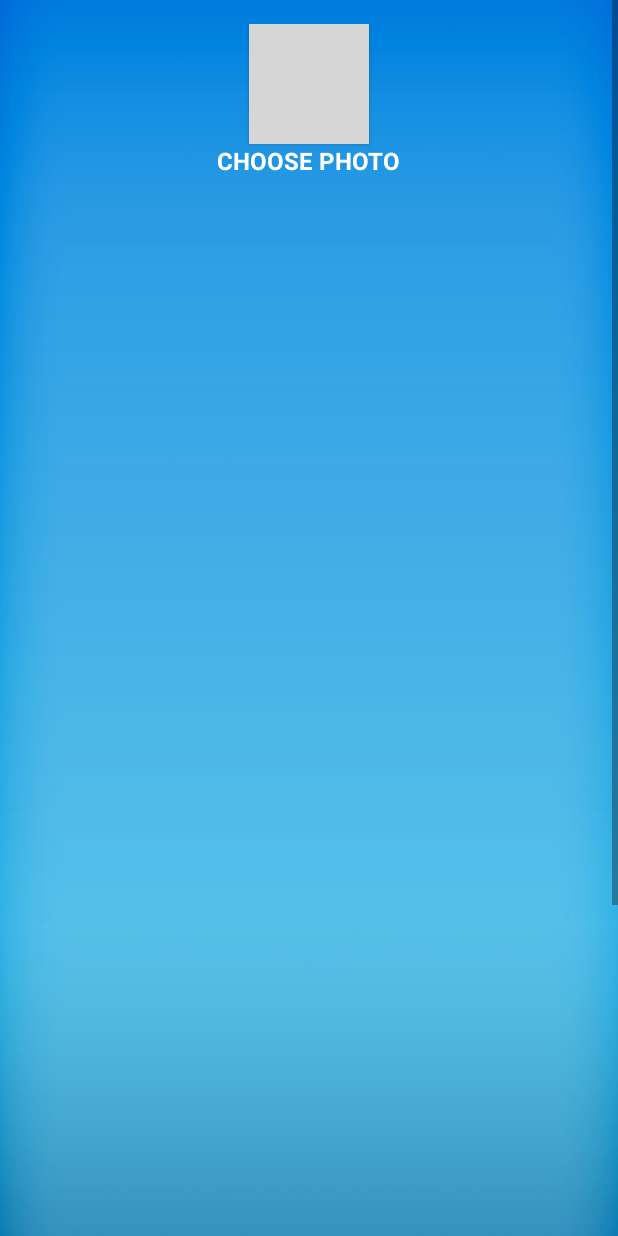
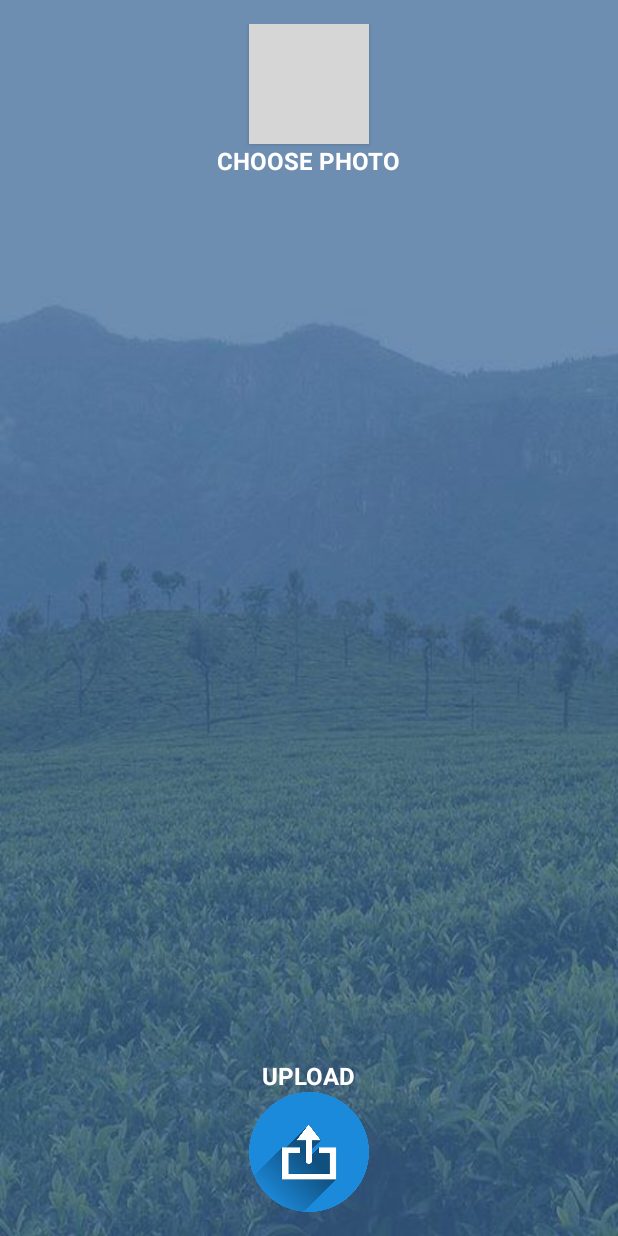
Before and after one commit to shifona1/Connecting-Dots, an Android app: the Upload_Image screen opened directly, with no data from a screen before it, on a phone screen of 412 x 824 dp. Run offline under Robolectric (Android 15) with nearby library versions, the phone set to English and light mode, and no system bars; pictures from the network do not load; grey boxes are pictures that could not be loaded.

Commit message:
Fixed Something

```diff
--- a/app/src/main/res/layout/activity_main2.xml
+++ b/app/src/main/res/layout/activity_main2.xml
@@ -1,17 +1,13 @@
 <?xml version="1.0" encoding="utf-8"?>
-<ScrollView
-    android:layout_width="match_parent"
-    android:layout_height="match_parent"
-    android:background="@drawable/nat"
-    xmlns:android="http://schemas.android.com/apk/res/android" >
 
 <LinearLayout xmlns:android="http://schemas.android.com/apk/res/android"
+    android:background="@drawable/background_"
     xmlns:tools="http://schemas.android.com/tools" android:layout_width="match_parent"
     android:orientation="vertical"
     android:layout_height="match_parent" android:paddingLeft="@dimen/activity_horizontal_margin"
     android:paddingRight="@dimen/activity_horizontal_margin"
     android:paddingTop="@dimen/activity_vertical_margin"
-    android:background="@drawable/nat"
+
     android:paddingBottom="@dimen/activity_vertical_margin" tools:context=".MainActivity">
 
 
@@ -30,6 +26,7 @@
         android:layout_width="wrap_content"
         android:layout_gravity="center_horizontal"
         android:layout_height="wrap_content" />
+
 
     <ImageView
         android:layout_width="wrap_content"
@@ -65,4 +62,3 @@
 
 
 </LinearLayout>
-</ScrollView>
--- a/app/src/main/res/layout/content_employee__home_page.xml
+++ b/app/src/main/res/layout/content_employee__home_page.xml
@@ -149,7 +149,7 @@
         <TextView
             android:layout_width="match_parent"
             android:layout_height="wrap_content"
-            android:text="Skills"
+            android:text="Jobs"
             android:layout_margin="5dp"/>
         <android.support.v7.widget.RecyclerView
         android:layout_width="match_parent"
```
Also changed, not shown: app/src/main/java/com/example/android/ccd/ProfessionListAdapter.java (+12 -0 lines), app/src/main/java/com/example/android/ccd/employer_homepage.java (+8 -7 lines), app/src/main/res/layout/fragment_employer.xml (+10 -9 lines).
